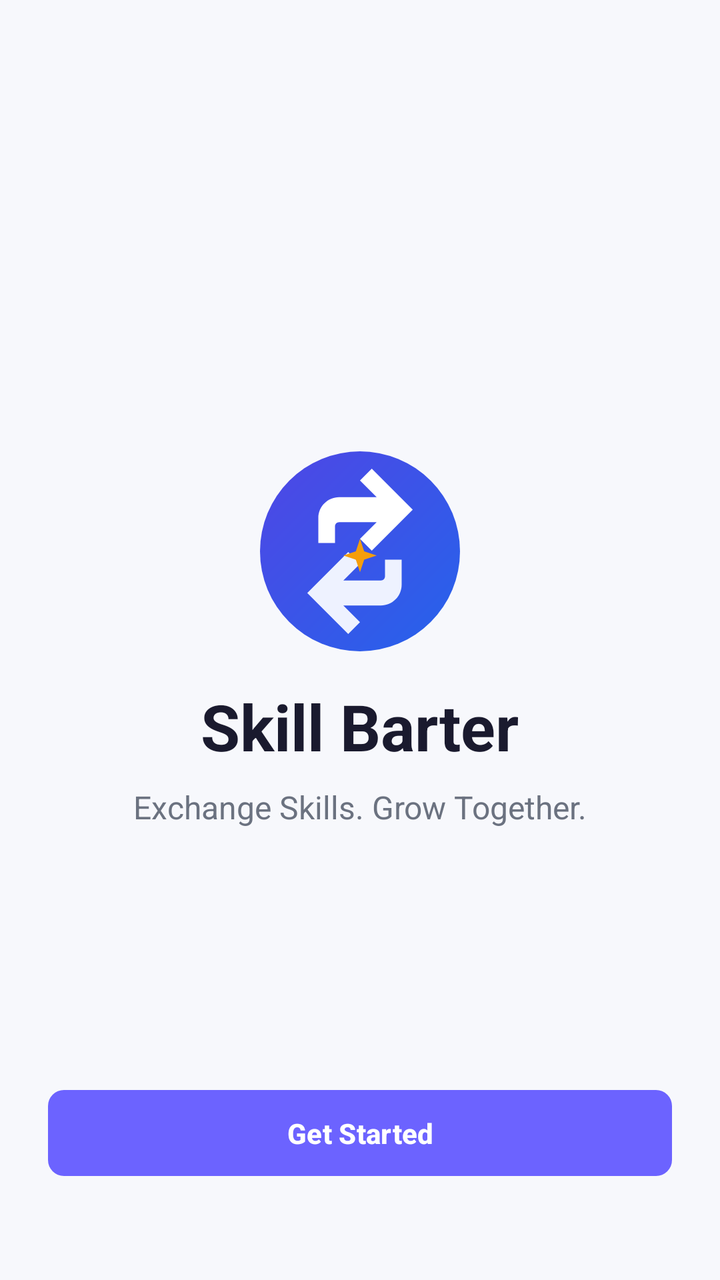
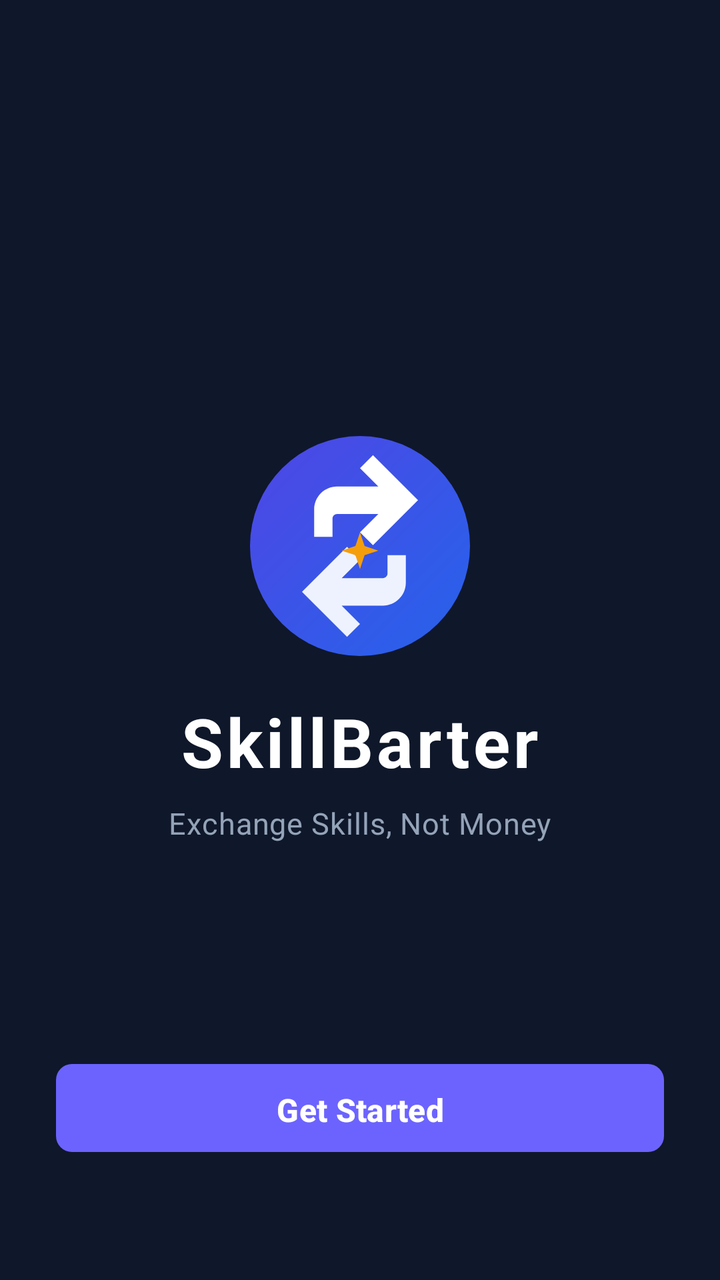

The first picture is an Android layout as it rendered before a commit; the second is the same layout after the commit. The layout source and the unified diff follow.
<!-- AndroidManifest.xml: activity theme Theme.SkillBarter -->
<!-- res/layout/activity_splash.xml -->
<?xml version="1.0" encoding="utf-8"?>
<RelativeLayout xmlns:android="http://schemas.android.com/apk/res/android"
    android:layout_width="match_parent"
    android:layout_height="match_parent"
    android:background="@color/bg_light"
    android:padding="24dp">

    <LinearLayout
        android:layout_width="match_parent"
        android:layout_height="wrap_content"
        android:layout_centerInParent="true"
        android:gravity="center"
        android:orientation="vertical">

        <ImageView
            android:id="@+id/ivLogo"
            android:layout_width="100dp"
            android:layout_height="100dp"
            android:src="@drawable/ic_logo" />

        <TextView
            android:layout_width="wrap_content"
            android:layout_height="wrap_content"
            android:layout_marginTop="16dp"
            android:text="Skill Barter"
            android:textColor="@color/text_primary"
            android:textSize="32sp"
            android:textStyle="bold" />

        <TextView
            android:layout_width="wrap_content"
            android:layout_height="wrap_content"
            android:layout_marginTop="8dp"
            android:text="@string/app_tagline"
            android:textColor="@color/text_secondary"
            android:textSize="16sp" />

    </LinearLayout>

    <Button
        android:id="@+id/btnGetStarted"
        style="@style/Widget.SkillBarter.Button"
        android:layout_width="match_parent"
        android:layout_height="wrap_content"
        android:layout_alignParentBottom="true"
        android:layout_marginBottom="24dp"
        android:text="Get Started" />

</RelativeLayout>
<!-- resources referenced by this layout -->
<resources>
  <color name="bg_light">#F7F8FC</color>
  <color name="text_primary">#1A1A2E</color>
  <color name="text_secondary">#6B7280</color>
  <!-- drawable ic_logo (drawable) -->
  <vector xmlns:android="http://schemas.android.com/apk/res/android"
      xmlns:aapt="http://schemas.android.com/aapt"
      android:width="96dp"
      android:height="96dp"
      android:viewportWidth="96"
      android:viewportHeight="96">
  
    
    <path
        android:pathData="M48,0A48,48 0,1 1,0,48 48,48 0,0 1,48,0Z">
      <aapt:attr name="android:fillColor">
        <gradient
            android:startX="0"
            android:startY="0"
            android:endX="96"
            android:endY="96"
            android:type="linear">
          <item android:offset="0.0" android:color="#4F46E5"/>
          <item android:offset="1.0" android:color="#2563EB"/>
        </gradient>
      </aapt:attr>
    </path>
  
    
    <path
        android:fillColor="#FFFFFF"
        android:pathData="M28,32 C28,26.477 32.477,22 38,22 L56,22 L48,14 L53.657,8.343 L73.314,28 L53.657,47.657 L48,42 L56,34 L38,34 C36.895,34 36,34.895 36,36 L36,44 L28,44 L28,32 Z"/>
  
    
    <path
        android:fillColor="#EEF2FF"
        android:pathData="M68,64 C68,69.523 63.523,74 58,74 L40,74 L48,82 L42.343,87.657 L22.686,68 L42.343,48.343 L48,54 L40,62 L58,62 C59.105,62 60,61.105 60,60 L60,52 L68,52 L68,64 Z"/>
  
    
    <path
        android:fillColor="#F59E0B"
        android:pathData="M48,42 L50,48 L56,50 L50,52 L48,58 L46,52 L40,50 L46,48 Z"/>
  
  </vector>
  <string name="app_tagline">Exchange Skills. Grow Together.</string>
  <style name="Widget.SkillBarter.Button" parent="Widget.Material3.Button">
          <item name="backgroundTint">@color/primary</item>
          <item name="android:textColor">@color/white</item>
          <item name="cornerRadius">8dp</item>
          <item name="android:paddingTop">12dp</item>
          <item name="android:paddingBottom">12dp</item>
          <item name="android:textStyle">bold</item>
          <item name="android:textSize">14sp</item>
      </style>
  <style name="Theme.SkillBarter" parent="Base.Theme.SkillBarter" />
  <color name="primary">#6C63FF</color>
  <color name="white">#FFFFFF</color>
  <style name="Base.Theme.SkillBarter" parent="Theme.Material3.DayNight.NoActionBar">
          <item name="colorPrimary">@color/primary</item>
          <item name="colorOnPrimary">@color/white</item>
          <item name="colorPrimaryContainer">@color/primary_light</item>
          <item name="colorOnPrimaryContainer">@color/primary</item>
          <item name="android:colorBackground">@color/bg_light</item>
          <item name="colorSurface">@color/surface_white</item>
          <item name="colorOnSurface">@color/text_primary</item>
          <item name="colorOnSurfaceVariant">@color/text_secondary</item>
          <item name="android:statusBarColor">@color/surface_white</item>
          <item name="android:windowLightStatusBar">true</item>
      </style>
  <color name="primary_light">#EEF0FF</color>
  <color name="surface_white">#FFFFFF</color>
</resources>

<!-- the commit's change to res/layout/activity_splash.xml (unified diff, before → after) -->
@@ -2,10 +2,11 @@
 <RelativeLayout xmlns:android="http://schemas.android.com/apk/res/android"
     android:layout_width="match_parent"
     android:layout_height="match_parent"
-    android:background="@color/bg_light"
-    android:padding="24dp">
+    android:background="#0F172A"
+    android:padding="28dp">
 
     <LinearLayout
+        android:id="@+id/layoutSplashContent"
         android:layout_width="match_parent"
         android:layout_height="wrap_content"
         android:layout_centerInParent="true"
@@ -14,26 +15,31 @@
 
         <ImageView
             android:id="@+id/ivLogo"
-            android:layout_width="100dp"
-            android:layout_height="100dp"
+            android:layout_width="110dp"
+            android:layout_height="110dp"
+            android:contentDescription="Logo"
             android:src="@drawable/ic_logo" />
 
         <TextView
+            android:id="@+id/tvAppName"
             android:layout_width="wrap_content"
             android:layout_height="wrap_content"
-            android:layout_marginTop="16dp"
-            android:text="Skill Barter"
-            android:textColor="@color/text_primary"
-            android:textSize="32sp"
+            android:layout_marginTop="20dp"
+            android:letterSpacing="0.05"
+            android:text="SkillBarter"
+            android:textColor="#FFFFFF"
+            android:textSize="34sp"
             android:textStyle="bold" />
 
         <TextView
+            android:id="@+id/tvAppTagline"
             android:layout_width="wrap_content"
             android:layout_height="wrap_content"
             android:layout_marginTop="8dp"
-            android:text="@string/app_tagline"
-            android:textColor="@color/text_secondary"
-            android:textSize="16sp" />
+            android:letterSpacing="0.02"
+            android:text="Exchange Skills, Not Money"
+            android:textColor="#94A3B8"
+            android:textSize="15sp" />
 
     </LinearLayout>
 
@@ -41,9 +47,11 @@
         android:id="@+id/btnGetStarted"
         style="@style/Widget.SkillBarter.Button"
         android:layout_width="match_parent"
-        android:layout_height="wrap_content"
+        android:layout_height="52dp"
         android:layout_alignParentBottom="true"
-        android:layout_marginBottom="24dp"
-        android:text="Get Started" />
+        android:layout_marginBottom="32dp"
+        android:text="Get Started"
+        android:textSize="16sp"
+        android:textStyle="bold" />
 
 </RelativeLayout>
<!-- resource entries referenced after the edit -->
@@ -43,7 +43,6 @@
         android:pathData="M48,42 L50,48 L56,50 L50,52 L48,58 L46,52 L40,50 L46,48 Z"/>
   
   </vector>
-  <string name="app_tagline">Exchange Skills. Grow Together.</string>
   <style name="Widget.SkillBarter.Button" parent="Widget.Material3.Button">
           <item name="backgroundTint">@color/primary</item>
           <item name="android:textColor">@color/white</item>
